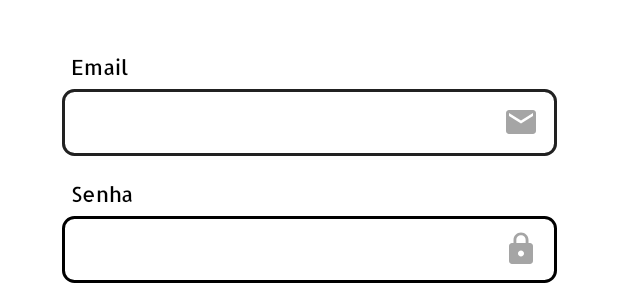
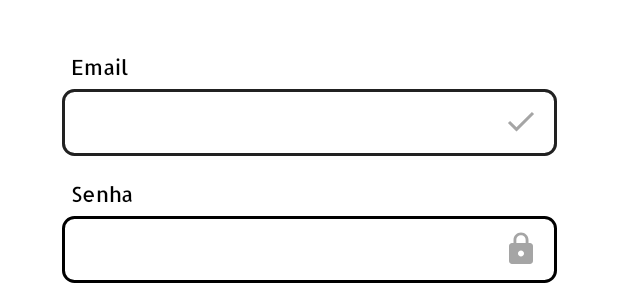
Before and after one commit to dixdixtech/AppAnicon, an Android app: the layout activity_login.xml on its own in the app's theme, with its tools: preview values and no code run, on a phone screen of 412 x 824 dp. Shown: the part 430-730 px from the top of the screen. Run offline under Robolectric (Android 15) with nearby library versions, the light colour scheme and no system bars.

Commit message:
Testando botões para a home

```diff
--- a/app/src/main/res/drawable/email.xml
+++ b/app/src/main/res/drawable/email.xml
@@ -1,5 +1,7 @@
 <vector android:height="24dp" android:tint="@color/grey"
     android:viewportHeight="24" android:viewportWidth="24"
     android:width="24dp" xmlns:android="http://schemas.android.com/apk/res/android">
-    <path android:fillColor="@android:color/white" android:pathData="M20,4L4,4c-1.1,0 -1.99,0.9 -1.99,2L2,18c0,1.1 0.9,2 2,2h16c1.1,0 2,-0.9 2,-2L22,6c0,-1.1 -0.9,-2 -2,-2zM20,8l-8,5 -8,-5L4,6l8,5 8,-5v2z"/>
+    <path android:fillColor="@android:color/white" android:pathData="M19.28125,5.28125l-10.28125,10.28125l-4.28125,-4.28125l-1.4375,1.4375l5,5l0.71875,0.6875l0.71875,-0.6875l11,-11z"/>
+    <path android:fillColor="@android:color/black" android:pathData="M128,247.04c-65.74398,0 -119.04,-53.29602 -119.04,-119.04v0c0,-65.74398 53.29602,-119.04 119.04,-119.04v0c65.74398,0 119.04,53.29602 119.04,119.04v0c0,65.74398 -53.29602,119.04 -119.04,119.04z"/>
+
 </vector>
--- a/app/src/main/res/layout/activity_main.xml
+++ b/app/src/main/res/layout/activity_main.xml
@@ -81,7 +81,7 @@
         </LinearLayout>
     </HorizontalScrollView>
 
-    <ImageView
+    <Button
         android:layout_width="90dp"
         android:layout_height="89dp"
         android:background="@drawable/circle_secondary"
```
